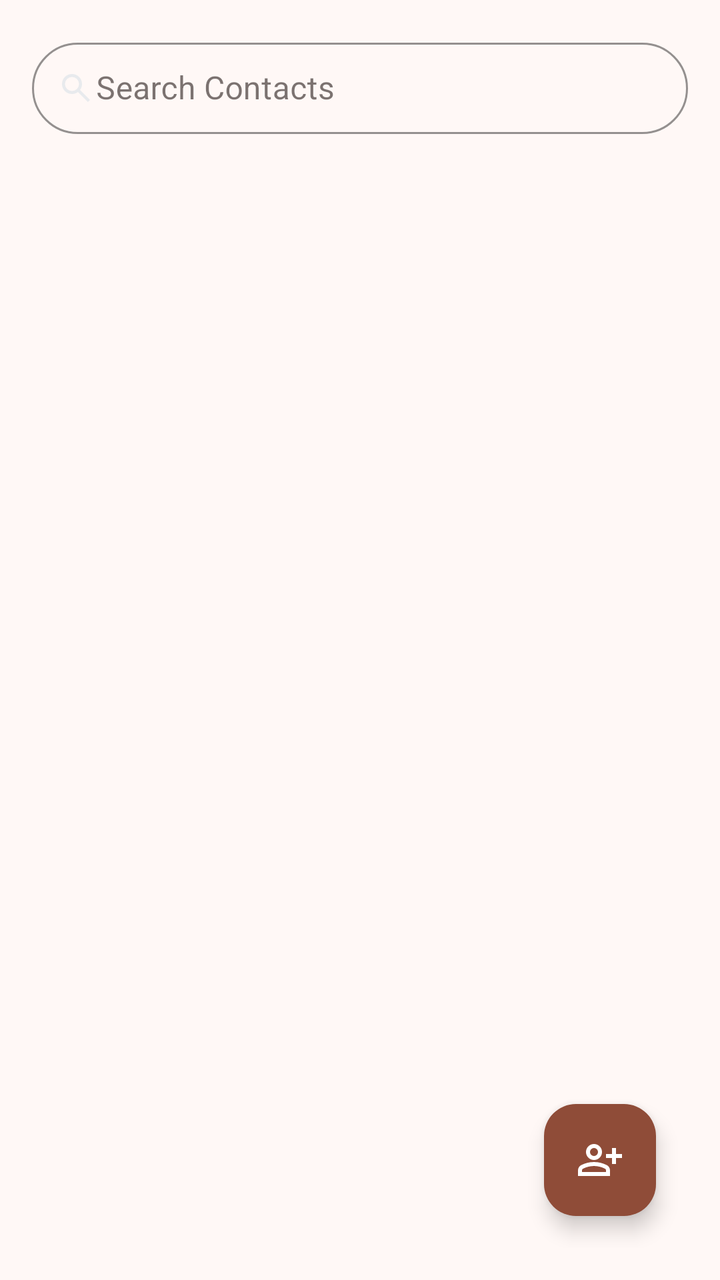
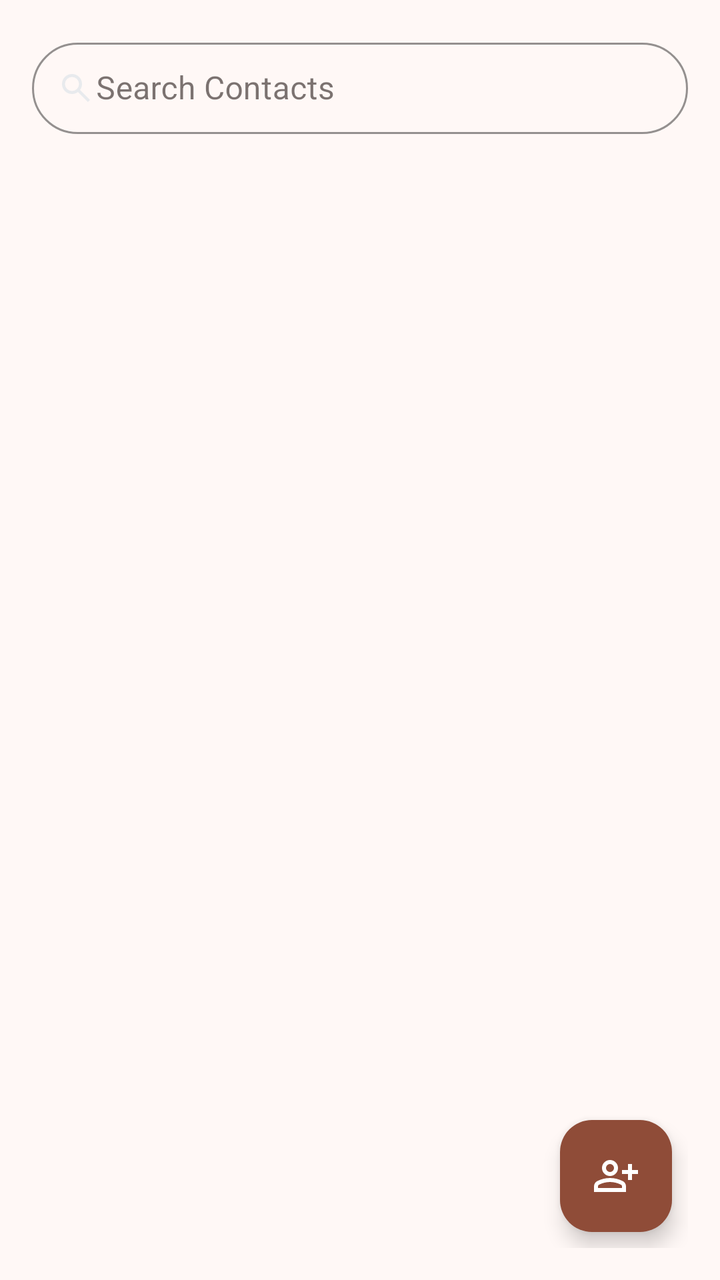

The first picture is an Android layout as it rendered before a commit; the second is the same layout after the commit. The layout source and the unified diff follow.
<!-- AndroidManifest.xml: application theme AppTheme -->
<!-- res/layout/activity_main.xml -->
<?xml version="1.0" encoding="utf-8"?>
<androidx.constraintlayout.widget.ConstraintLayout xmlns:android="http://schemas.android.com/apk/res/android"
    xmlns:app="http://schemas.android.com/apk/res-auto"
    xmlns:tools="http://schemas.android.com/tools"
    android:layout_width="match_parent"
    android:layout_height="match_parent"
    android:padding="16dp"
    android:background="?attr/colorSurface"
    tools:context=".MainActivity">

    <com.google.android.material.textfield.TextInputLayout
        android:id="@+id/textInputLayout"
        android:layout_width="0dp"
        android:layout_height="wrap_content"
        app:boxStrokeColor="?attr/colorPrimary"
        app:boxCornerRadiusBottomEnd="25dp"
        app:boxCornerRadiusTopStart="25dp"
        app:boxCornerRadiusBottomStart="25dp"
        app:boxCornerRadiusTopEnd="25dp"
        app:layout_constraintEnd_toEndOf="parent"
        app:layout_constraintStart_toStartOf="parent"
        app:layout_constraintTop_toTopOf="parent"
        style="@style/Widget.MaterialComponents.TextInputLayout.OutlinedBox">

        <com.google.android.material.textfield.TextInputEditText
            android:id="@+id/search_bar"
            android:layout_width="match_parent"
            android:layout_height="wrap_content"
            android:drawableStart="@drawable/search"
            android:hint="@string/search_contacts"
            android:inputType="text"
            android:padding="12dp" />

    </com.google.android.material.textfield.TextInputLayout>

    <androidx.recyclerview.widget.RecyclerView
        android:id="@+id/recyclerView_contacts"
        android:layout_width="0dp"
        android:layout_height="0dp"
        android:layout_marginTop="16dp"
        app:layout_constraintBottom_toTopOf="@+id/fab_add_contact"
        app:layout_constraintEnd_toEndOf="parent"
        app:layout_constraintStart_toStartOf="parent"
        app:layout_constraintTop_toBottomOf="@+id/textInputLayout" />

    <com.google.android.material.floatingactionbutton.FloatingActionButton
        android:id="@+id/fab_add_contact"
        android:layout_width="wrap_content"
        android:layout_height="wrap_content"
        android:layout_margin="16dp"
        android:contentDescription="@string/add_button"
        android:src="@drawable/add"
        app:backgroundTint="?attr/colorPrimary"
        app:tint="?attr/colorOnPrimary"
        app:fabSize="normal"
        app:layout_constraintBottom_toBottomOf="parent"
        app:layout_constraintEnd_toEndOf="parent"/>

</androidx.constraintlayout.widget.ConstraintLayout>
<!-- resources referenced by this layout -->
<resources>
  <!-- drawable search (drawable) -->
  <vector xmlns:android="http://schemas.android.com/apk/res/android"
      android:width="20dp"
      android:height="20dp"
      android:viewportWidth="960"
      android:viewportHeight="960">
    <path
        android:pathData="M765,816 L526,577q-30,22 -65.79,34.5 -35.79,12.5 -76.18,12.5Q284,624 214,554t-70,-170q0,-100 70,-170t170,-70q100,0 170,70t70,170.03q0,40.39 -12.5,76.18Q599,496 577,526l239,239 -51,51ZM384,552q70,0 119,-49t49,-119q0,-70 -49,-119t-119,-49q-70,0 -119,49t-49,119q0,70 49,119t119,49Z"
        android:fillColor="#e8eaed"/>
  </vector>
  <string name="add_button">Add button</string>
  <string name="search_contacts">Search Contacts</string>
  <color name="md_theme_primary">#8F4C38</color>
  <color name="md_theme_onPrimary">#FFFFFF</color>
  <color name="md_theme_primaryContainer">#FFDBD1</color>
  <color name="md_theme_onPrimaryContainer">#3A0B01</color>
  <color name="md_theme_secondary">#77574E</color>
  <color name="md_theme_onSecondary">#FFFFFF</color>
  <color name="md_theme_secondaryContainer">#FFDBD1</color>
  <color name="md_theme_onSecondaryContainer">#2C150F</color>
  <color name="md_theme_tertiary">#6C5D2F</color>
  <color name="md_theme_onTertiary">#FFFFFF</color>
  <color name="md_theme_tertiaryContainer">#F5E1A7</color>
  <color name="md_theme_onTertiaryContainer">#231B00</color>
  <color name="md_theme_error">#BA1A1A</color>
  <color name="md_theme_onError">#FFFFFF</color>
  <color name="md_theme_errorContainer">#FFDAD6</color>
  <color name="md_theme_onErrorContainer">#410002</color>
  <color name="md_theme_background">#FFF8F6</color>
  <color name="md_theme_onBackground">#231917</color>
  <color name="md_theme_surface">#FFF8F6</color>
  <color name="md_theme_onSurface">#231917</color>
  <color name="md_theme_surfaceVariant">#F5DED8</color>
  <color name="md_theme_onSurfaceVariant">#53433F</color>
  <color name="md_theme_outline">#85736E</color>
  <color name="md_theme_outlineVariant">#D8C2BC</color>
  <color name="md_theme_inverseSurface">#392E2B</color>
  <color name="md_theme_inverseOnSurface">#FFEDE8</color>
  <color name="md_theme_inversePrimary">#FFB5A0</color>
  <color name="md_theme_primaryFixed">#FFDBD1</color>
  <color name="md_theme_onPrimaryFixed">#3A0B01</color>
  <color name="md_theme_primaryFixedDim">#FFB5A0</color>
  <color name="md_theme_onPrimaryFixedVariant">#723523</color>
  <color name="md_theme_secondaryFixed">#FFDBD1</color>
  <color name="md_theme_onSecondaryFixed">#2C150F</color>
  <color name="md_theme_secondaryFixedDim">#E7BDB2</color>
  <color name="md_theme_onSecondaryFixedVariant">#5D4037</color>
  <color name="md_theme_tertiaryFixed">#F5E1A7</color>
  <color name="md_theme_onTertiaryFixed">#231B00</color>
  <color name="md_theme_tertiaryFixedDim">#D8C58D</color>
  <color name="md_theme_onTertiaryFixedVariant">#534619</color>
  <color name="md_theme_surfaceDim">#E8D6D2</color>
  <color name="md_theme_surfaceBright">#FFF8F6</color>
  <color name="md_theme_surfaceContainerLowest">#FFFFFF</color>
  <color name="md_theme_surfaceContainerLow">#FFF1ED</color>
  <color name="md_theme_surfaceContainer">#FCEAE5</color>
  <color name="md_theme_surfaceContainerHigh">#F7E4E0</color>
  <color name="md_theme_surfaceContainerHighest">#F1DFDA</color>
  <!-- unchanged entries left out for length: 2 -->
</resources>

<!-- the commit's change to res/layout/activity_main.xml (unified diff, before → after) -->
@@ -38,16 +38,17 @@
         android:layout_width="0dp"
         android:layout_height="0dp"
         android:layout_marginTop="16dp"
-        app:layout_constraintBottom_toTopOf="@+id/fab_add_contact"
+        app:layout_constraintBottom_toBottomOf="parent"
         app:layout_constraintEnd_toEndOf="parent"
         app:layout_constraintStart_toStartOf="parent"
-        app:layout_constraintTop_toBottomOf="@+id/textInputLayout" />
+        app:layout_constraintTop_toBottomOf="@+id/textInputLayout"
+        tools:listitem="@layout/contact_item"/>
 
     <com.google.android.material.floatingactionbutton.FloatingActionButton
         android:id="@+id/fab_add_contact"
         android:layout_width="wrap_content"
         android:layout_height="wrap_content"
-        android:layout_margin="16dp"
+        android:layout_margin="8dp"
         android:contentDescription="@string/add_button"
         android:src="@drawable/add"
         app:backgroundTint="?attr/colorPrimary"
@@ -57,3 +58,28 @@
         app:layout_constraintEnd_toEndOf="parent"/>
 
 </androidx.constraintlayout.widget.ConstraintLayout>
+<!-- res/layout/contact_item.xml (included above) -->
+<?xml version="1.0" encoding="utf-8"?>
+<com.google.android.material.card.MaterialCardView xmlns:android="http://schemas.android.com/apk/res/android"
+    xmlns:app="http://schemas.android.com/apk/res-auto"
+    android:layout_width="match_parent"
+    android:layout_height="wrap_content"
+    android:layout_marginBottom="8dp"
+    app:cardCornerRadius="8dp"
+    app:cardElevation="4dp">
+
+    <LinearLayout
+        android:layout_width="match_parent"
+        android:layout_height="wrap_content"
+        android:orientation="vertical"
+        android:padding="16dp">
+
+        <TextView
+            android:id="@+id/textView_name"
+            android:layout_width="match_parent"
+            android:layout_height="wrap_content"
+            android:textAppearance="?attr/textAppearanceSubtitle1"/>
+
+    </LinearLayout>
+
+</com.google.android.material.card.MaterialCardView>
